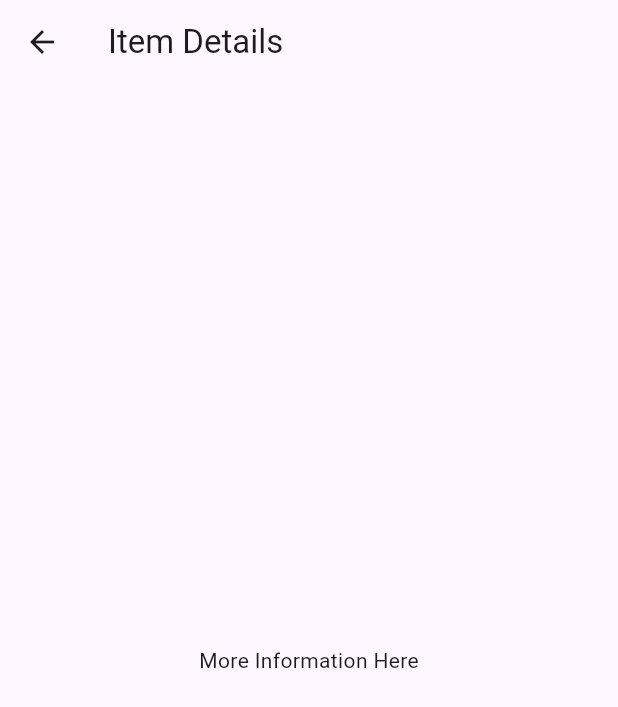
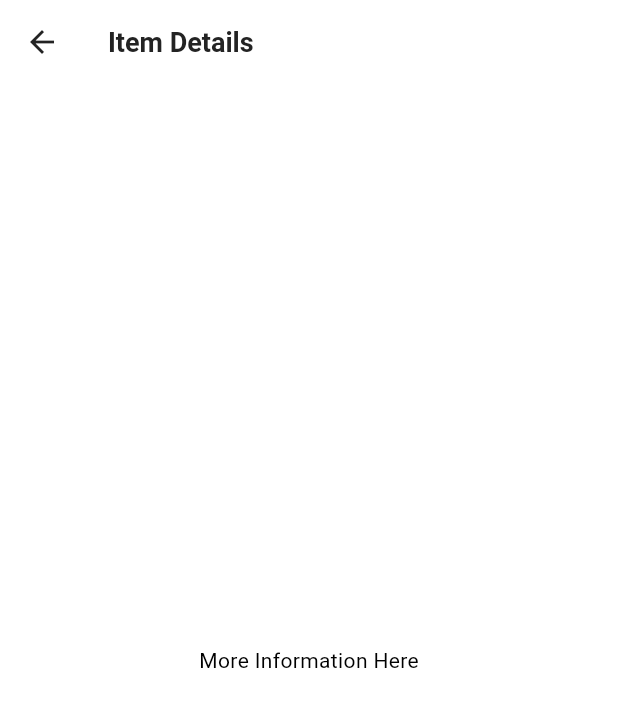
Before and after one commit to WenHao1223/grab_umh, a Flutter app: the SampleItemDetailsView screen opened by its route, on a phone screen of 412 x 824 dp. Shown: the top 707 px of the screen. Run offline on Flutter 3.47's test engine with Material 3 defaults, Android fonts, the phone set to English and light mode, and no system bars; our stand-ins replace google_fonts; generated files the repository leaves out were written again.

Commit message:
WIP: Add themes

```diff
--- a/lib/src/app.dart
+++ b/lib/src/app.dart
@@ -1,6 +1,7 @@
 import 'package:flutter/material.dart';
 import 'package:flutter_gen/gen_l10n/app_localizations.dart';
 import 'package:flutter_localizations/flutter_localizations.dart';
+import 'package:grab_umh/src/utils/themes/theme.dart';
 
 import 'sample_feature/sample_item_details_view.dart';
 import 'sample_feature/sample_item_list_view.dart';
@@ -57,8 +58,10 @@ class MyApp extends StatelessWidget {
           // Define a light and dark color theme. Then, read the user's
           // preferred ThemeMode (light, dark, or system default) from the
           // SettingsController to display the correct theme.
-          theme: ThemeData(),
-          darkTheme: ThemeData.dark(),
+          // theme: ThemeData(),
+          // darkTheme: ThemeData.dark(),
+          theme: GCrabAppTheme.lightTheme,
+          darkTheme: GCrabAppTheme.darkTheme,
           themeMode: settingsController.themeMode,
 
           // Define a function to handle named routes in order to support
--- /dev/null
+++ b/lib/src/utils/constants/colors.dart
@@ -0,0 +1,55 @@
+import 'package:flutter/material.dart';
+
+// --primary-color: #F44336;
+// --secondary-color: #FFC107;
+// --danger-color: #F44336;
+// --background-color: #F5F5F5;
+// --text-color: #333333;
+// --card-shadow: 0 2px 5px rgba(0, 0, 0, 0.1);
+// --border-radius: 8px;
+
+class GCrabColors {
+  // App theme colors
+  static const Color primary = Color(0xFF4CAF50);
+  static const Color secondary = Color(0xFFffc107);
+  static const Color accent = Color(0xFFcbc3e3);
+
+  // Text colors
+  static const Color textPrimary = Color(0xFF333333);
+  static const Color textSecondary = Color(0xFF6C757D);
+  static const Color textWhite = Colors.white;
+
+  // Background colors
+  static const Color light = Color(0xFFF6F6F6);
+  static const Color dark = Color(0xFF272727);
+  static const Color primaryBackground = Color(0xFFF3F5FF);
+
+  // Background Container colors
+  static const Color lightContainer = Color(0xFFf0f0f0);
+  static Color darkContainer = Color(0xFF1A1A1A);
+
+  // Button colors
+  static const Color buttonPrimary = Color(0xFF4CAF50);
+  static const Color buttonSecondary = Color(0xFFffc107);
+  static const Color buttonDisabled = Color(0xFFC4C4C4);
+
+  // Border colors
+  static const Color borderPrimary = Color(0xFF4CAF50);
+  static const Color borderSecondary = Color(0xFFffc107);
+  static const Color borderAccent = Color(0xFFcbc3e3);
+
+  // Error and validation colors
+  static const Color error = Color(0xFFD32F2F);
+  static const Color success = Color(0xFF388E3C);
+  static const Color warning = Color(0xFFF57C00);
+  static const Color info = Color(0xFF1976D2);
+
+  // Neutral Shades
+  static const Color black = Color(0xFF232323);
+  static const Color darkerGrey = Color(0xFF4F4F4F);
+  static const Color darkGrey = Color(0xFF939393);
+  static const Color grey = Color(0xFFE0E0E0);
+  static const Color softGrey = Color(0xFFF4F4F4);
+  static const Color lightGrey = Color(0xFFF9F9F9);
+  static const Color white = Color(0xFFFFFFFF);
+}
--- /dev/null
+++ b/lib/src/utils/constants/sizes.dart
@@ -0,0 +1,70 @@
+
+class GCrabSizes {
+  // Padding and margin sizes
+  static const double xs = 4.0;
+  static const double sm = 8.0;
+  static const double md = 16.0;
+  static const double lg = 24.0;
+  static const double xl = 32.0;
+
+  // Icon sizes
+  static const double iconXs = 12.0;
+  static const double iconSm = 16.0;
+  static const double iconMd = 24.0;
+  static const double iconLg = 32.0;
+
+  // Font sizes
+  static const double fontSizeSm = 14.0;
+  static const double fontSizeMd = 16.0;
+  static const double fontSizeLg = 18.0;
+
+  // Button sizes
+  static const double buttonHeight = 18.0;
+  static const double buttonRadius = 12.0;
+  static const double buttonWidth = 120.0;
+  static const double buttonElevation = 4.0;
+
+  // AppBar height
+  static const double appBarHeight = 56.0;
+
+  // Image sizes
+  static const double imageThumbSize = 80.0;
+
+  // Default spacing between sections
+  static const double defaultSpace = 24.0;
+  static const double spaceBtwItems = 16.0;
+  static const double spaceBtwSections = 32.0;
+
+  // Border radius
+  static const double borderRadiusSm = 4.0;
+  static const double borderRadiusMd = 8.0;
+  static const double borderRadiusLg = 12.0;
+
+  // Divider height
+  static const double dividerHeight = 1.0;
+
+  // Product item dimensions
+  static const double productImageSize = 120.0;
+  static const double productImageRadius = 16.0;
+  static const double productItemHeight = 160.0;
+
+  // Input field
+  static const double inputFieldRadius = 12.0;
+  static const double spaceBtwInputFields = 16.0;
+
+  // Card sizes
+  static const double cardRadiusLg = 16.0;
+  static const double cardRadiusMd = 12.0;
+  static const double cardRadiusSm = 10.0;
+  static const double cardRadiusXs = 6.0;
+  static const double cardElevation = 2.0;
+
+  // Image carousel height
+  static const double imageCarouselHeight = 200.0;
+
+  // Loading indicator size
+  static const double loadingIndicatorSize = 36.0;
+
+  // Grid view spacing
+  static const double gridViewSpacing = 16.0;
+}
--- /dev/null
+++ b/lib/src/utils/themes/custome_themes/appbar_theme.dart
@@ -0,0 +1,28 @@
+import 'package:flutter/material.dart';
+import '../../constants/sizes.dart';
+import '../../constants/colors.dart';
+
+class GCrabAppBarTheme{
+  GCrabAppBarTheme._();
+
+  static const lightAppBarTheme = AppBarTheme(
+    elevation: 0,
+    centerTitle: false,
+    scrolledUnderElevation: 0,
+    backgroundColor: Colors.transparent,
+    surfaceTintColor: Colors.transparent,
+    iconTheme: IconThemeData(color: GCrabColors.black, size: GCrabSizes.iconMd),
+    actionsIconTheme: IconThemeData(color: GCrabColors.black, size: GCrabSizes.iconMd),
+    titleTextStyle: TextStyle(fontSize: 18.0, fontWeight: FontWeight.w600, color: GCrabColors.black),
+  );
+  static const darkAppBarTheme = AppBarTheme(
+    elevation: 0,
+    centerTitle: false,
+    scrolledUnderElevation: 0,
+    backgroundColor: Colors.transparent,
+    surfaceTintColor: Colors.transparent,
+    iconTheme: IconThemeData(color: GCrabColors.black, size: GCrabSizes.iconMd),
+    actionsIconTheme: IconThemeData(color: GCrabColors.white, size: GCrabSizes.iconMd),
+    titleTextStyle: TextStyle(fontSize: 18.0, fontWeight: FontWeight.w600, color: GCrabColors.white),
+  );
+}
--- /dev/null
+++ b/lib/src/utils/themes/custome_themes/bottom_sheet_theme.dart
@@ -0,0 +1,22 @@
+import 'package:flutter/material.dart';
+import '../../constants/colors.dart';
+
+class GCrabBottomSheetTheme {
+  GCrabBottomSheetTheme._();
+
+  static BottomSheetThemeData lightBottomSheetTheme = BottomSheetThemeData(
+    showDragHandle: true,
+    backgroundColor: GCrabColors.white,
+    modalBackgroundColor: GCrabColors.white,
+    constraints: const BoxConstraints(minWidth: double.infinity),
+    shape: RoundedRectangleBorder(borderRadius: BorderRadius.circular(16)),
+  );
+
+  static BottomSheetThemeData darkBottomSheetTheme = BottomSheetThemeData(
+    showDragHandle: true,
+    backgroundColor: GCrabColors.black,
+    modalBackgroundColor: GCrabColors.black,
+    constraints: const BoxConstraints(minWidth: double.infinity),
+    shape: RoundedRectangleBorder(borderRadius: BorderRadius.circular(16)),
+  );
+}
--- /dev/null
+++ b/lib/src/utils/themes/custome_themes/checkbox_theme.dart
@@ -0,0 +1,46 @@
+import 'package:flutter/material.dart';
+import '../../constants/colors.dart';
+import '../../constants/sizes.dart';
+
+/// Custom Class for Light & Dark Text Themes
+class GCrabCheckboxTheme {
+  GCrabCheckboxTheme._(); // To avoid creating instances
+
+  /// Customizable Light Text Theme
+  static CheckboxThemeData lightCheckboxTheme = CheckboxThemeData(
+    shape: RoundedRectangleBorder(borderRadius: BorderRadius.circular(GCrabSizes.xs)),
+    checkColor: WidgetStateProperty.resolveWith((states) {
+      if (states.contains(WidgetState.selected)) {
+        return GCrabColors.white;
+      } else {
+        return GCrabColors.black;
+      }
+    }),
+    fillColor: WidgetStateProperty.resolveWith((states) {
+      if (states.contains(WidgetState.selected)) {
+        return GCrabColors.primary;
+      } else {
+        return Colors.transparent;
+      }
+    }),
+  );
+
+  /// Customizable Dark Text Theme
+  static CheckboxThemeData darkCheckboxTheme = CheckboxThemeData(
+    shape: RoundedRectangleBorder(borderRadius: BorderRadius.circular(GCrabSizes.xs)),
+    checkColor: WidgetStateProperty.resolveWith((states) {
+      if (states.contains(WidgetState.selected)) {
+        return GCrabColors.white;
+      } else {
+        return GCrabColors.black;
+      }
+    }),
+    fillColor: WidgetStateProperty.resolveWith((states) {
+      if (states.contains(WidgetState.selected)) {
+        return GCrabColors.primary;
+      } else {
+        return Colors.transparent;
+      }
+    }),
+  );
+}
--- /dev/null
+++ b/lib/src/utils/themes/custome_themes/chip_theme.dart
@@ -0,0 +1,22 @@
+import 'package:flutter/material.dart';
+import '../../constants/colors.dart';
+
+class GCrabChipTheme {
+  GCrabChipTheme._();
+
+  static ChipThemeData lightChipTheme = ChipThemeData(
+    disabledColor: GCrabColors.grey.withAlpha(102),
+    labelStyle: const TextStyle(color: GCrabColors.black),
+    selectedColor: GCrabColors.primary,
+    padding: const EdgeInsets.symmetric(horizontal: 12.0, vertical: 12),
+    checkmarkColor: GCrabColors.white,
+  );
+
+  static ChipThemeData darkChipTheme = const ChipThemeData(
+    disabledColor: GCrabColors.darkerGrey,
+    labelStyle: TextStyle(color: GCrabColors.white),
+    selectedColor: GCrabColors.primary,
+    padding: EdgeInsets.symmetric(horizontal: 12.0, vertical: 12),
+    checkmarkColor: GCrabColors.white,
+  );
+}
--- /dev/null
+++ b/lib/src/utils/themes/custome_themes/elevated_button_theme.dart
@@ -0,0 +1,41 @@
+import 'package:flutter/material.dart';
+import '../../constants/colors.dart';
+import '../../constants/sizes.dart';
+
+/* -- Light & Dark Elevated Button Themes -- */
+class GCrabElevatedButtonTheme {
+  GCrabElevatedButtonTheme._(); //To avoid creating instances
+
+
+  /* -- Light Theme -- */
+  static final lightElevatedButtonTheme  = ElevatedButtonThemeData(
+    style: ElevatedButton.styleFrom(
+      elevation: 0,
+      minimumSize: const Size(350, 40),
+      foregroundColor: GCrabColors.light,
+      backgroundColor: GCrabColors.primary,
+      disabledForegroundColor: GCrabColors.darkGrey,
+      disabledBackgroundColor: GCrabColors.buttonDisabled,
+      side: const BorderSide(color: GCrabColors.primary),
+      padding: const EdgeInsets.symmetric(vertical: GCrabSizes.buttonHeight),
+      textStyle: const TextStyle(fontSize: 16, color: GCrabColors.textWhite, fontWeight: FontWeight.w600),
+      shape: RoundedRectangleBorder(borderRadius: BorderRadius.circular(GCrabSizes.buttonRadius)),
+    ),
+  );
+
+  /* -- Dark Theme -- */
+  static final darkElevatedButtonTheme = ElevatedButtonThemeData(
+    style: ElevatedButton.styleFrom(
+      elevation: 0,
+      minimumSize: const Size(350, 40),
+      foregroundColor: GCrabColors.light,
+      backgroundColor: GCrabColors.primary,
+      disabledForegroundColor: GCrabColors.darkGrey,
+      disabledBackgroundColor: GCrabColors.darkerGrey,
+      side: const BorderSide(color: GCrabColors.primary),
+      padding: const EdgeInsets.symmetric(vertical: GCrabSizes.buttonHeight),
+      textStyle: const TextStyle(fontSize: 16, color: GCrabColors.textWhite, fontWeight: FontWeight.w600),
+      shape: RoundedRectangleBorder(borderRadius: BorderRadius.circular(GCrabSizes.buttonRadius)),
+    ),
+  );
+}
--- /dev/null
+++ b/lib/src/utils/themes/custome_themes/outlined_button_theme.dart
@@ -0,0 +1,33 @@
+import 'package:flutter/material.dart';
+
+import '../../constants/colors.dart';
+import '../../constants/sizes.dart';
+
+/* -- Light & Dark Outlined Button Themes -- */
+class GCrabOutlinedButtonTheme {
+  GCrabOutlinedButtonTheme._(); //To avoid creating instances
+
+
+  /* -- Light Theme -- */
+  static final lightOutlinedButtonTheme  = OutlinedButtonThemeData(
+    style: OutlinedButton.styleFrom(
+      elevation: 0,
+      foregroundColor: GCrabColors.dark,
+      side: const BorderSide(color: GCrabColors.borderPrimary),
+      textStyle: const TextStyle(fontSize: 16, color: GCrabColors.black, fontWeight: FontWeight.w600),
+      padding: const EdgeInsets.symmetric(vertical: GCrabSizes.buttonHeight, horizontal: 20),
+      shape: RoundedRectangleBorder(borderRadius: BorderRadius.circular(GCrabSizes.buttonRadius)),
+    ),
+  );
+
+  /* -- Dark Theme -- */
+  static final darkOutlinedButtonTheme = OutlinedButtonThemeData(
+    style: OutlinedButton.styleFrom(
+      foregroundColor: GCrabColors.light,
+      side: const BorderSide(color: GCrabColors.borderPrimary),
+      textStyle: const TextStyle(fontSize: 16, color: GCrabColors.textWhite, fontWeight: FontWeight.w600),
+      padding: const EdgeInsets.symmetric(vertical: GCrabSizes.buttonHeight, horizontal: 20),
+      shape: RoundedRectangleBorder(borderRadius: BorderRadius.circular(GCrabSizes.buttonRadius)),
+    ),
+  );
+}
--- /dev/null
+++ b/lib/src/utils/themes/custome_themes/text_field_theme.dart
@@ -0,0 +1,68 @@
+import 'package:flutter/material.dart';
+import '../../constants/colors.dart';
+import '../../constants/sizes.dart';
+
+class GCrabTextFormFieldTheme {
+  GCrabTextFormFieldTheme._();
+
+  static InputDecorationTheme lightInputDecorationTheme = InputDecorationTheme(
+    errorMaxLines: 3,
+    prefixIconColor: GCrabColors.darkGrey,
+    suffixIconColor: GCrabColors.darkGrey,
+    // constraints: const BoxConstraints.expand(height: GCrabSizes.inputFieldHeight),
+    labelStyle: const TextStyle().copyWith(fontSize: GCrabSizes.fontSizeMd, color: GCrabColors.black),
+    hintStyle: const TextStyle().copyWith(fontSize: GCrabSizes.fontSizeSm, color: GCrabColors.black),
+    errorStyle: const TextStyle().copyWith(fontStyle: FontStyle.normal),
+    floatingLabelStyle: const TextStyle().copyWith(color: GCrabColors.black.withAlpha(204)),
+    border: const OutlineInputBorder().copyWith(
+      borderRadius: BorderRadius.circular(GCrabSizes.inputFieldRadius),
+      borderSide: const BorderSide(width: 1, color: GCrabColors.grey),
+    ),
+    enabledBorder: const OutlineInputBorder().copyWith(
+      borderRadius: BorderRadius.circular(GCrabSizes.inputFieldRadius),
+      borderSide: const BorderSide(width: 1, color: GCrabColors.grey),
+    ),
+    focusedBorder:const OutlineInputBorder().copyWith(
+      borderRadius: BorderRadius.circular(GCrabSizes.inputFieldRadius),
+      borderSide: const BorderSide(width: 1, color: GCrabColors.dark),
+    ),
+    errorBorder: const OutlineInputBorder().copyWith(
+      borderRadius: BorderRadius.circular(GCrabSizes.inputFieldRadius),
+      borderSide: const BorderSide(width: 1, color: GCrabColors.warning),
+    ),
+    focusedErrorBorder: const OutlineInputBorder().copyWith(
+      borderRadius: BorderRadius.circular(GCrabSizes.inputFieldRadius),
+      borderSide: const BorderSide(width: 2, color: GCrabColors.warning),
+    ),
+  );
+
+  static InputDecorationTheme darkInputDecorationTheme = InputDecorationTheme(
+    errorMaxLines: 2,
+    prefixIconColor: GCrabColors.darkGrey,
+    suffixIconColor: GCrabColors.darkGrey,
+    // constraints: const BoxConstraints.expand(height: GCrabSizes.inputFieldHeight),
+    labelStyle: const TextStyle().copyWith(fontSize: GCrabSizes.fontSizeMd, color: GCrabColors.white),
+    hintStyle: const TextStyle().copyWith(fontSize: GCrabSizes.fontSizeSm, color: GCrabColors.white),
+    floatingLabelStyle: const TextStyle().copyWith(color: GCrabColors.white.withAlpha(204)),
+    border: const OutlineInputBorder().copyWith(
+      borderRadius: BorderRadius.circular(GCrabSizes.inputFieldRadius),
+      borderSide: const BorderSide(width: 1, color: GCrabColors.darkGrey),
+    ),
+    enabledBorder: const OutlineInputBorder().copyWith(
+      borderRadius: BorderRadius.circular(GCrabSizes.inputFieldRadius),
+      borderSide: const BorderSide(width: 1, color: GCrabColors.darkGrey),
+    ),
+    focusedBorder: const OutlineInputBorder().copyWith(
+      borderRadius: BorderRadius.circular(GCrabSizes.inputFieldRadius),
+      borderSide: const BorderSide(width: 1, color: GCrabColors.white),
+    ),
+    errorBorder: const OutlineInputBorder().copyWith(
+      borderRadius: BorderRadius.circular(GCrabSizes.inputFieldRadius),
+      borderSide: const BorderSide(width: 1, color: GCrabColors.warning),
+    ),
+    focusedErrorBorder: const OutlineInputBorder().copyWith(
+      borderRadius: BorderRadius.circular(GCrabSizes.inputFieldRadius),
+      borderSide: const BorderSide(width: 2, color: GCrabColors.warning),
+    ),
+  );
+}
--- /dev/null
+++ b/lib/src/utils/themes/custome_themes/text_theme.dart
@@ -0,0 +1,129 @@
+import 'package:flutter/material.dart';
+
+class GCrabTextTheme {
+  GCrabTextTheme._();
+
+  /// Light Mode Text
+  static TextTheme lightTextTheme = TextTheme(
+    headlineLarge: const TextStyle().copyWith(
+      fontSize: 32.0,
+      fontWeight: FontWeight.bold,
+      color: Colors.black,
+    ),
+    headlineMedium: const TextStyle().copyWith(
+      fontSize: 24.0,
+      fontWeight: FontWeight.w600,
+      color: Colors.black,
+    ),
+    headlineSmall: const TextStyle().copyWith(
+      fontSize: 18.0,
+      fontWeight: FontWeight.w600,
+      color: Colors.black,
+    ),
+
+    titleLarge: const TextStyle().copyWith(
+      fontSize: 16.0,
+      fontWeight: FontWeight.w600,
+      color: Colors.black,
+    ),
+    titleMedium: const TextStyle().copyWith(
+      fontSize: 16.0,
+      fontWeight: FontWeight.w500,
+      color: Colors.black,
+    ),
+    titleSmall: const TextStyle().copyWith(
+      fontSize: 16.0,
+      fontWeight: FontWeight.w400,
+      color: Colors.black,
+    ),
+
+    bodyLarge: const TextStyle().copyWith(
+      fontSize: 14.0,
+      fontWeight: FontWeight.w500,
+      color: Colors.black,
+    ),
+    bodyMedium: const TextStyle().copyWith(
+      fontSize: 14.0,
+      fontWeight: FontWeight.normal,
+      color: Colors.black,
+    ),
+    bodySmall: const TextStyle().copyWith(
+      fontSize: 14.0,
+      fontWeight: FontWeight.w500,
+      color: Colors.black.withValues(alpha: 0.5),
+    ),
+
+    labelLarge: const TextStyle().copyWith(
+      fontSize: 12.0,
+      fontWeight: FontWeight.normal,
+      color: Colors.black,
+    ),
+    labelMedium: const TextStyle().copyWith(
+      fontSize: 12.0,
+      fontWeight: FontWeight.normal,
+      color: Colors.black.withValues(alpha: 0.5),
+    ),
+  );
+
+  /// Dark Mode Text
+  static TextTheme darkTextTheme = TextTheme(
+    headlineLarge: const TextStyle().copyWith(
+      fontSize: 32.0,
+      fontWeight: FontWeight.bold,
+      color: Colors.white,
+    ),
+    headlineMedium: const TextStyle().copyWith(
+      fontSize: 24.0,
+      fontWeight: FontWeight.w600,
+      color: Colors.white,
+    ),
+    headlineSmall: const TextStyle().copyWith(
+      fontSize: 18.0,
+      fontWeight: FontWeight.w600,
+      color: Colors.white,
+    ),
+
+    titleLarge: const TextStyle().copyWith(
+      fontSize: 16.0,
+      fontWeight: FontWeight.w600,
+      color: Colors.white,
+    ),
+    titleMedium: const TextStyle().copyWith(
+      fontSize: 16.0,
+      fontWeight: FontWeight.w500,
+      color: Colors.white,
+    ),
+    titleSmall: const TextStyle().copyWith(
+      fontSize: 16.0,
+      fontWeight: FontWeight.w400,
+      color: Colors.white,
+    ),
+
+    bodyLarge: const TextStyle().copyWith(
+      fontSize: 14.0,
+      fontWeight: FontWeight.w500,
+      color: Colors.white,
+    ),
+    bodyMedium: const TextStyle().copyWith(
+      fontSize: 14.0,
+      fontWeight: FontWeight.normal,
+      color: Colors.white,
+    ),
+    bodySmall: const TextStyle().copyWith(
+      fontSize: 14.0,
+      fontWeight: FontWeight.w500,
+      color: Colors.white.withValues(alpha: 0.5),
+    ),
+
+    labelLarge: const TextStyle().copyWith(
+      fontSize: 12.0,
+      fontWeight: FontWeight.normal,
+      color: Colors.white,
+    ),
+    labelMedium: const TextStyle().copyWith(
+      fontSize: 12.0,
+      fontWeight: FontWeight.normal,
+      color: Colors.white.withValues(alpha: 0.5),
+    ),
+  );
+}
--- /dev/null
+++ b/lib/src/utils/themes/theme.dart
@@ -0,0 +1,51 @@
+import 'package:flutter/material.dart';
+import '../../utils/constants/colors.dart';
+import 'custome_themes/bottom_sheet_theme.dart';
+import 'custome_themes/checkbox_theme.dart';
+import 'custome_themes/chip_theme.dart';
+import 'custome_themes/elevated_button_theme.dart';
+import 'custome_themes/outlined_button_theme.dart';
+import 'custome_themes/text_field_theme.dart';
+import 'custome_themes/text_theme.dart';
+import 'custome_themes/appbar_theme.dart';
+import 'package:google_fonts/google_fonts.dart';
+
+class GCrabAppTheme {
+  GCrabAppTheme._();
+
+  static ThemeData lightTheme = ThemeData(
+    useMaterial3: true,
+    fontFamily: GoogleFonts.roboto().fontFamily,
+    disabledColor: GCrabColors.grey,
+    brightness: Brightness.light,
+    primaryColor: GCrabColors.primary,
+    textTheme: GCrabTextTheme.lightTextTheme,
+    chipTheme: GCrabChipTheme.lightChipTheme,
+    scaffoldBackgroundColor: GCrabColors.white,
+    elevatedButtonTheme: GCrabElevatedButtonTheme.lightElevatedButtonTheme,
+    appBarTheme: GCrabAppBarTheme.lightAppBarTheme,
+    bottomSheetTheme: GCrabBottomSheetTheme.lightBottomSheetTheme,
+    checkboxTheme: GCrabCheckboxTheme.lightCheckboxTheme,
+    outlinedButtonTheme: GCrabOutlinedButtonTheme.lightOutlinedButtonTheme,
+    inputDecorationTheme: GCrabTextFormFieldTheme.lightInputDecorationTheme,
+    colorScheme: ColorScheme.fromSeed(seedColor: GCrabColors.primary, brightness: Brightness.light),
+  );
+
+  static ThemeData darkTheme = ThemeData(
+    useMaterial3: true,
+    fontFamily: GoogleFonts.roboto().fontFamily,
+    disabledColor: GCrabColors.grey,
+    brightness: Brightness.dark,
+    primaryColor: GCrabColors.primary,
+    scaffoldBackgroundColor: GCrabColors.black,
+    textTheme: GCrabTextTheme.darkTextTheme,
+    elevatedButtonTheme: GCrabElevatedButtonTheme.darkElevatedButtonTheme,
+    appBarTheme: GCrabAppBarTheme.darkAppBarTheme,
+    bottomSheetTheme: GCrabBottomSheetTheme.darkBottomSheetTheme,
+    checkboxTheme: GCrabCheckboxTheme.darkCheckboxTheme,
+    chipTheme: GCrabChipTheme.darkChipTheme,
+    outlinedButtonTheme: GCrabOutlinedButtonTheme.darkOutlinedButtonTheme,
+    inputDecorationTheme: GCrabTextFormFieldTheme.darkInputDecorationTheme,
+    colorScheme: ColorScheme.fromSeed(seedColor: GCrabColors.primary, brightness: Brightness.dark),
+  );
+}
--- a/pubspec.yaml
+++ b/pubspec.yaml
@@ -14,12 +14,13 @@ dependencies:
     sdk: flutter
   flutter_localizations:
     sdk: flutter
+  google_fonts: ^6.2.1
 
 dev_dependencies:
   flutter_test:
     sdk: flutter
 
-  flutter_lints: ^4.0.0
+  flutter_lints: ^5.0.0
 
 flutter:
   uses-material-design: true
```
Also changed, not shown: pubspec.lock, 1 other file.
